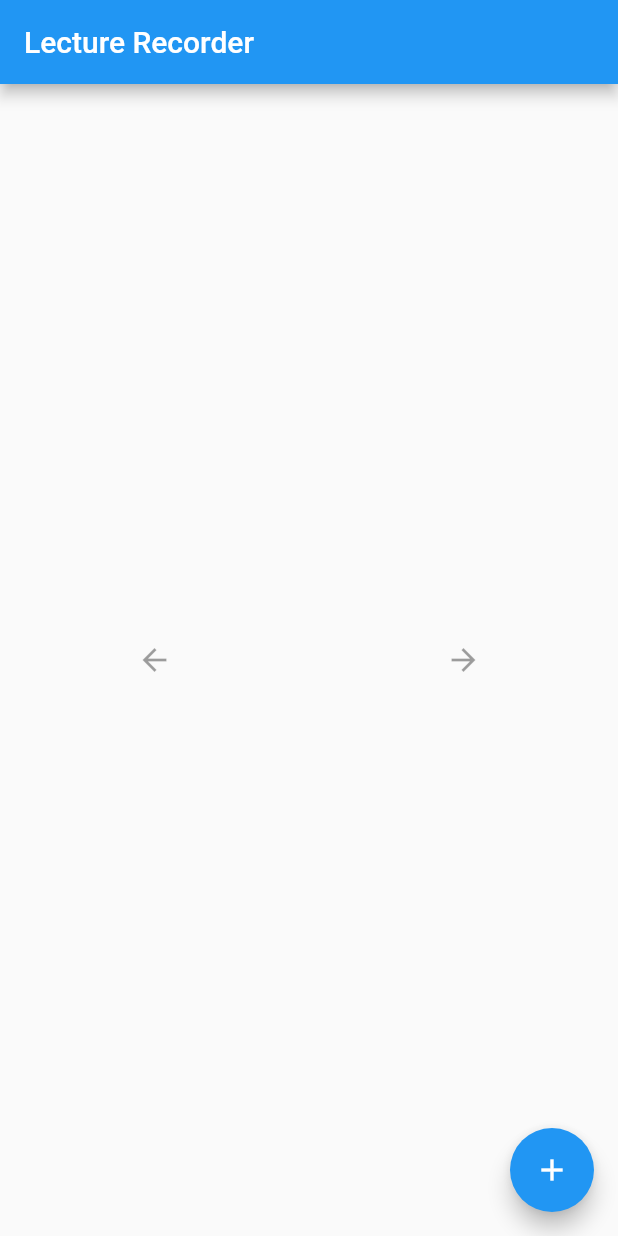
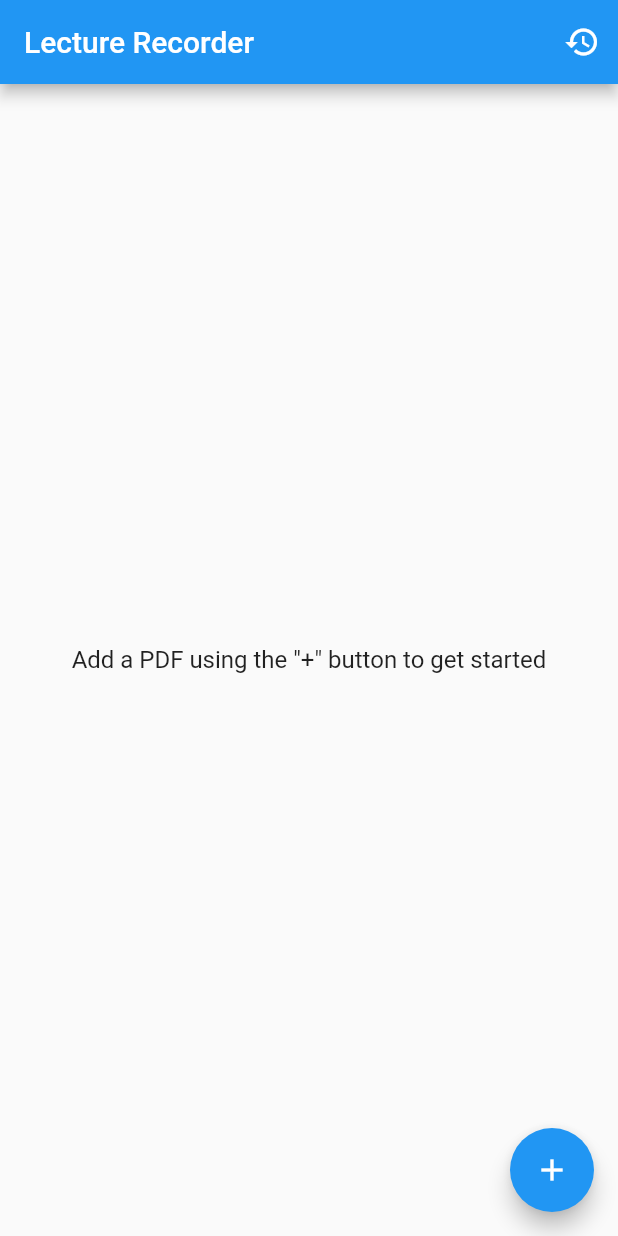
Before and after one commit to notune/LectureRecorder, a Flutter app: the screen it shows after launch, on a phone screen of 412 x 824 dp. Run offline on Flutter 3.47's test engine with Material 2 defaults, Android fonts, the light colour scheme and no system bars; our stand-ins replace file_picker, permission_handler, share_plus, wakelock; missing offline and left inert: ffmpeg_kit_flutter, flutter_sound, flutter_sound_platform_interface, pdf_render.

Commit message:
add recording history

```diff
--- a/lecture_recorder/lib/main.dart
+++ b/lecture_recorder/lib/main.dart
@@ -16,6 +16,7 @@ import 'package:flutter/services.dart';
 import 'package:intl/intl.dart';
 import 'dart:io';
 import 'dart:async';
+import 'lecture_history.dart';
 
 void main() {
   runApp(const MyApp());
@@ -338,6 +339,17 @@ class _LectureRecorderState extends State<LectureRecorder> {
       key: _scaffoldKey,
       appBar: AppBar(
         title: const Text('Lecture Recorder'),
+        actions: [
+          IconButton(
+            icon: const Icon(Icons.history),
+            onPressed: () {
+              Navigator.push(
+                context,
+                MaterialPageRoute(builder: (context) => const LectureHistory()),
+              );
+            },
+          ),
+        ],
       ),
       body: Center(
         child: Column(
@@ -376,7 +388,20 @@ class _LectureRecorderState extends State<LectureRecorder> {
             Row(
               mainAxisAlignment: MainAxisAlignment.spaceAround,
               children: [
-                IconButton(
+                if (_pdfDocumentLoader == null)
+                  Expanded(
+                    child: Center(
+                      child: Text(
+                        'Add a PDF using the "+" button to get started',
+                        textAlign: TextAlign.center,
+                        style: TextStyle(fontSize: 16),
+                      ),
+                    ),
+                  )
+                else
+                  Visibility(
+                    visible: _pdfDocumentLoader != null,
+                    child: IconButton(
                       //Backwards Button
                       onPressed: _currentPageIndex > 0 && !_isMerging
                           ? () {
@@ -384,14 +409,19 @@ class _LectureRecorderState extends State<LectureRecorder> {
                                 _currentPageIndex--;
                               });
                               if (_isRecording) {
-                            _slideTimestamps.add(
-                                [false, DateTime.now().millisecondsSinceEpoch]);
+                                _slideTimestamps.add([
+                                  false,
+                                  DateTime.now().millisecondsSinceEpoch
+                                ]);
                               }
                             }
                           : null,
                       icon: const Icon(Icons.arrow_back),
                     ),
-                IconButton(
+                  ),
+                Visibility(
+                  visible: _pdfDocumentLoader != null,
+                  child: IconButton(
                     //Forward Button
                     onPressed: !_isMerging &&
                             _pdfDocument != null &&
@@ -401,12 +431,15 @@ class _LectureRecorderState extends State<LectureRecorder> {
                               _currentPageIndex++;
                             });
                             if (_isRecording) {
-                            _slideTimestamps.add(
-                                [true, DateTime.now().millisecondsSinceEpoch]);
+                              _slideTimestamps.add([
+                                true,
+                                DateTime.now().millisecondsSinceEpoch
+                              ]);
                             }
                           }
                         : null,
                     icon: const Icon(Icons.arrow_forward),
+                  ),
                 ),
               ],
             ),
```
Also changed, not shown: lecture_recorder/lib/lecture_history.dart (added, +77 -0 lines). Lines whose indentation alone changed are shown as unchanged.
